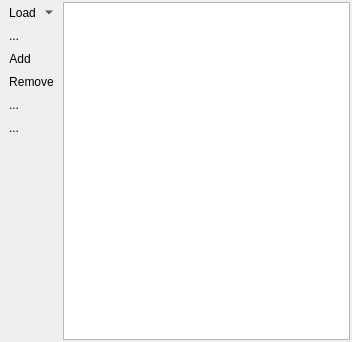
Qt form enmapbox/gui/classification/classificationscheme.ui (jakimowb/enmapbox_testmigration2) before a commit.
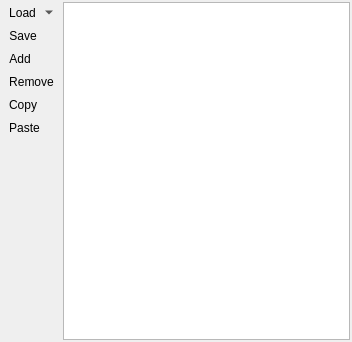
The same form after that commit. Icons and pictures are not drawn.

Commit message: added classification widget gui registration

The edit to the form file:
```diff
--- a/enmapbox/gui/classification/classificationscheme.ui
+++ b/enmapbox/gui/classification/classificationscheme.ui
@@ -60,7 +60,7 @@
      <item>
       <widget class="QToolButton" name="btnSaveClasses">
        <property name="text">
-        <string>...</string>
+        <string>Save</string>
        </property>
        <property name="icon">
         <iconset resource="resources.qrc">
@@ -108,7 +108,7 @@
      <item>
       <widget class="QToolButton" name="btnCopyClasses">
        <property name="text">
-        <string>...</string>
+        <string>Copy</string>
        </property>
        <property name="icon">
         <iconset resource="resources.qrc">
@@ -122,7 +122,7 @@
      <item>
       <widget class="QToolButton" name="btnPasteClasses">
        <property name="text">
-        <string>...</string>
+        <string>Paste</string>
        </property>
        <property name="icon">
         <iconset resource="resources.qrc">
```
Left out of the diff: 28 changed lines with no effect on the pictures. The commit also changes 1 other file.
